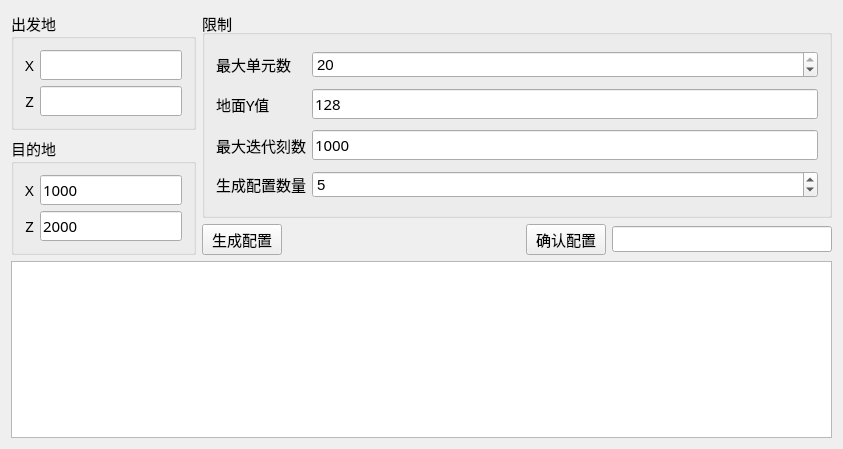
This is PearlCannonHelper/SettingGenerator.ui in Fallen-Breath/PearlCannonHelper as Qt 5 draws it before an edit. The edited form follows.
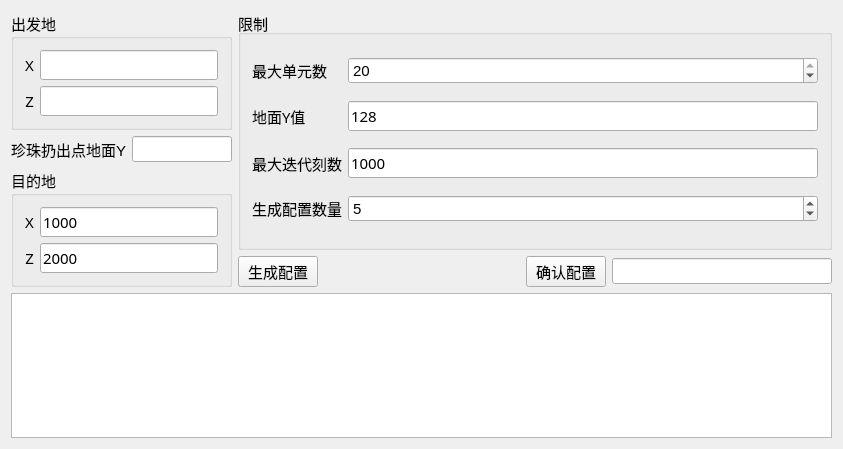
This is the edited form. Icons and pictures are not drawn.

What changed in the file:
```diff
--- a/PearlCannonHelper/SettingGenerator.ui
+++ b/PearlCannonHelper/SettingGenerator.ui
@@ -16,11 +16,11 @@
   <property name="windowIcon">
    <iconset theme=":/PearlCannonHelper/gear.ico"/>
   </property>
-  <layout class="QVBoxLayout" name="verticalLayout_4">
+  <layout class="QVBoxLayout" name="verticalLayout_2">
    <item>
     <layout class="QHBoxLayout" name="horizontalLayout_2">
      <item>
-      <layout class="QVBoxLayout" name="verticalLayout_2">
+      <layout class="QVBoxLayout" name="verticalLayout">
        <item>
         <widget class="QGroupBox" name="groupBox_3">
          <property name="font">
@@ -55,28 +55,6 @@
             </property>
            </widget>
           </item>
-          <item row="0" column="1" colspan="2">
-           <widget class="QLineEdit" name="scrXLineEdit">
-            <property name="sizePolicy">
-             <sizepolicy hsizetype="Minimum" vsizetype="Fixed">
-              <horstretch>0</horstretch>
-              <verstretch>0</verstretch>
-             </sizepolicy>
-            </property>
-            <property name="font">
-             <font>
-              <family>宋体</family>
-              <pointsize>11</pointsize>
-             </font>
-            </property>
-            <property name="text">
-             <string/>
-            </property>
-            <property name="readOnly">
-             <bool>true</bool>
-            </property>
-           </widget>
-          </item>
           <item row="0" column="0">
            <widget class="QLabel" name="posXLabel_2">
             <property name="sizePolicy">
@@ -99,6 +77,28 @@
             </property>
            </widget>
           </item>
+          <item row="0" column="1" colspan="2">
+           <widget class="QLineEdit" name="srcXLineEdit">
+            <property name="sizePolicy">
+             <sizepolicy hsizetype="Minimum" vsizetype="Fixed">
+              <horstretch>0</horstretch>
+              <verstretch>0</verstretch>
+             </sizepolicy>
+            </property>
+            <property name="font">
+             <font>
+              <family>宋体</family>
+              <pointsize>11</pointsize>
+             </font>
+            </property>
+            <property name="text">
+             <string/>
+            </property>
+            <property name="readOnly">
+             <bool>false</bool>
+            </property>
+           </widget>
+          </item>
           <item row="1" column="1" colspan="2">
            <widget class="QLineEdit" name="scrZLineEdit">
             <property name="sizePolicy">
@@ -117,13 +117,56 @@
              <string/>
             </property>
             <property name="readOnly">
-             <bool>true</bool>
+             <bool>false</bool>
             </property>
            </widget>
           </item>
          </layout>
         </widget>
        </item>
+       <item>
+        <layout class="QHBoxLayout" name="horizontalLayout_4">
+         <item>
+          <widget class="QLabel" name="label_2">
+           <property name="font">
+            <font>
+             <pointsize>11</pointsize>
+            </font>
+           </property>
+           <property name="text">
+            <string>珍珠扔出点地面Y</string>
+           </property>
+          </widget>
+         </item>
+         <item>
+          <widget class="QLineEdit" name="floorYLineEdit">
+           <property name="sizePolicy">
+            <sizepolicy hsizetype="Minimum" vsizetype="Fixed">
+             <horstretch>0</horstretch>
+             <verstretch>0</verstretch>
+            </sizepolicy>
+           </property>
+           <property name="minimumSize">
+            <size>
+             <width>0</width>
+             <height>0</height>
+            </size>
+           </property>
+           <property name="maximumSize">
+            <size>
+             <width>100</width>
+             <height>16777215</height>
+            </size>
+           </property>
+           <property name="font">
+            <font>
+             <pointsize>11</pointsize>
+            </font>
+           </property>
+          </widget>
+         </item>
+        </layout>
+       </item>
        <item>
         <widget class="QGroupBox" name="groupBox">
          <property name="font">
```
Left out of the diff: 5 changed lines with no effect on the pictures.
